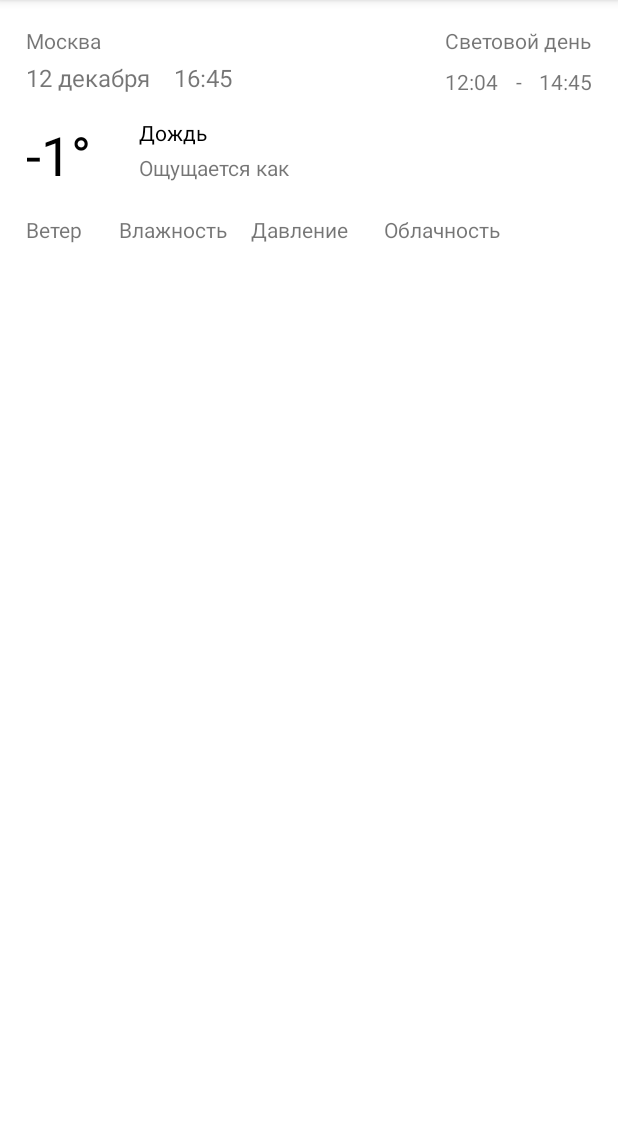
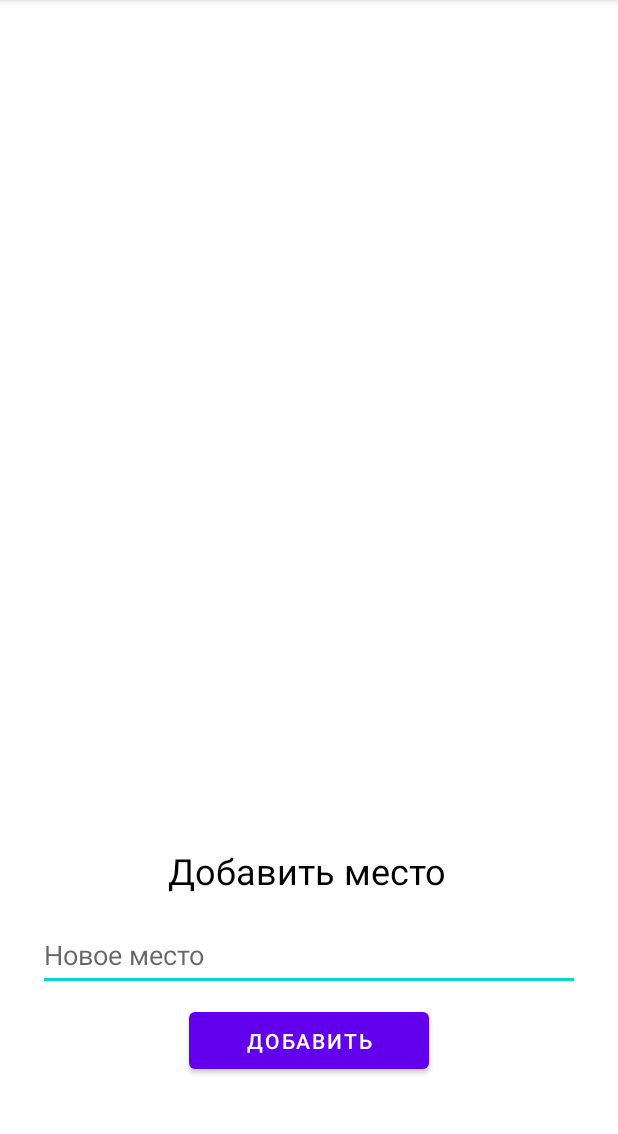
Before and after one commit to BeyondDesolation/SimpleWeatherApp, an Android app: the screen it shows after launch (MainActivity), on a phone screen of 412 x 824 dp, the part 84-1218 px from its top. Run offline under Robolectric (Android 15) with nearby library versions, the phone set to English and light mode, and no system bars.

Commit message:
Добавил выбор местоположения

```diff
--- a/app/src/main/java/com/bd/simpleweatherapp/WeatherApp.kt
+++ b/app/src/main/java/com/bd/simpleweatherapp/WeatherApp.kt
@@ -1,7 +1,9 @@
 package com.bd.simpleweatherapp
 
 import android.app.Application
+import com.bd.simpleweatherapp.data.remote.GeocoderApi
 import com.bd.simpleweatherapp.data.remote.OpenWeatherApi
+import com.bd.simpleweatherapp.data.storages.SharedPrefStorage
 import retrofit2.Retrofit
 import retrofit2.converter.gson.GsonConverterFactory
 
@@ -9,10 +11,14 @@ class WeatherApp : Application() {
 
     private val OPEN_WEATHER_URL = "http://api.openweathermap.org"
     lateinit var weatherApi : OpenWeatherApi
+    lateinit var geocoderApi: GeocoderApi
+
+    lateinit var sharedPrefStorage: SharedPrefStorage
 
     override fun onCreate() {
         super.onCreate()
         createRetrofit()
+        sharedPrefStorage = SharedPrefStorage(getSharedPreferences("AppSettingsSP", MODE_PRIVATE))
     }
 
     private fun createRetrofit() {
@@ -22,5 +28,6 @@ class WeatherApp : Application() {
             .build()
 
         weatherApi = retrofit.create(OpenWeatherApi::class.java)
+        geocoderApi = retrofit.create(GeocoderApi::class.java)
     }
 }
--- a/app/src/main/java/com/bd/simpleweatherapp/data/models/CityInfo.kt
+++ b/app/src/main/java/com/bd/simpleweatherapp/data/models/PlaceDaylightHours.kt
@@ -1,6 +1,6 @@
 package com.bd.simpleweatherapp.data.models
 
-data class CityInfo (
+data class PlaceDaylightHours (
     val name: String,
     val sunrise: String,
     val sunset: String,
--- /dev/null
+++ b/app/src/main/java/com/bd/simpleweatherapp/data/models/PlaceLocation.kt
@@ -0,0 +1,9 @@
+package com.bd.simpleweatherapp.data.models
+
+class PlaceLocation(
+    val name: String,
+    val lat: Float,
+    val lon: Float,
+    val country: String,
+    val state: String,
+)
--- a/app/src/main/java/com/bd/simpleweatherapp/data/models/WeatherForecastInfo.kt
+++ b/app/src/main/java/com/bd/simpleweatherapp/data/models/WeatherForecast.kt
@@ -1,6 +1,6 @@
 package com.bd.simpleweatherapp.data.models
 
-data class WeatherForecastInfo (
+data class WeatherForecast (
     val date: String,
     val time: String,
     val temperature: String,
--- a/app/src/main/java/com/bd/simpleweatherapp/data/models/WeatherApiResponse.kt
+++ b/app/src/main/java/com/bd/simpleweatherapp/data/models/apiresponses/WeatherApiResponse.kt
@@ -1,8 +1,8 @@
-package com.bd.simpleweatherapp.data.models
+package com.bd.simpleweatherapp.data.models.apiresponses
 
 import com.google.gson.annotations.SerializedName
 
-data class WeatherForecast (
+data class WeatherForecastApi (
     @SerializedName("dt")
     val timeInUnix: Long,
 
@@ -85,7 +85,7 @@ data class OpenWeatherApiResponse (
     val count: Int,
 
     @SerializedName("list")
-    val forecasts: List<WeatherForecast>,
+    val forecasts: List<WeatherForecastApi>,
 
     @SerializedName("city")
     val city: City,
--- /dev/null
+++ b/app/src/main/java/com/bd/simpleweatherapp/data/remote/GeocoderApi.kt
@@ -0,0 +1,14 @@
+package com.bd.simpleweatherapp.data.remote
+
+import com.bd.simpleweatherapp.data.models.apiresponses.GeocoderApiResponse
+import retrofit2.http.GET
+import retrofit2.http.Query
+
+interface GeocoderApi {
+
+    @GET("/geo/1.0/direct?limit=10&appid=3ac0655819e3d1e3ada8917d1510e0a0")
+    suspend fun getPlace(@Query("q") placeName: String): List<GeocoderApiResponse>
+
+    @GET("/geo/1.0/direct?q=Ульяновск&limit=10&appid=3ac0655819e3d1e3ada8917d1510e0a0")
+    suspend fun getPlaceTest(): List<GeocoderApiResponse>
+}
--- a/app/src/main/java/com/bd/simpleweatherapp/data/remote/OpenWeatherApi.kt
+++ b/app/src/main/java/com/bd/simpleweatherapp/data/remote/OpenWeatherApi.kt
@@ -1,10 +1,14 @@
 package com.bd.simpleweatherapp.data.remote
 
-import com.bd.simpleweatherapp.data.models.OpenWeatherApiResponse
+import com.bd.simpleweatherapp.data.models.apiresponses.OpenWeatherApiResponse
 import retrofit2.http.GET
+import retrofit2.http.Query
 
 interface OpenWeatherApi {
 
-    @GET("/data/2.5/forecast?lat=44.34&lon=10.99&lang=ru&appid=3ac0655819e3d1e3ada8917d1510e0a0")
-    suspend fun getHourlyForecast(): OpenWeatherApiResponse
+    @GET("/data/2.5/forecast?appid=3ac0655819e3d1e3ada8917d1510e0a0")
+    suspend fun getHourlyForecast(
+        @Query("lat") lat: Float,
+        @Query("lon") lon: Float,
+        @Query("lang") lang: String = "ru"): OpenWeatherApiResponse
 }
--- /dev/null
+++ b/app/src/main/java/com/bd/simpleweatherapp/data/storages/SharedPrefStorage.kt
@@ -0,0 +1,37 @@
+package com.bd.simpleweatherapp.data.storages
+
+import android.annotation.SuppressLint
+import android.content.SharedPreferences
+import com.bd.simpleweatherapp.data.models.PlaceLocation
+
+class SharedPrefStorage(private val sharedPreferences: SharedPreferences) {
+
+    private val PLACE_LAT = "PLACE_LAT"
+    private val PLACE_LON = "PLACE_LON"
+    private val PLACE_NAME = "PLACE_NAME"
+    private val PLACE_COUNTRY = "PLACE_COUNTRY"
+    private val PLACE_STATE = "PLACE_STATE"
+
+    @SuppressLint("CommitPrefEdits")
+    fun setPlaceLocation(place: PlaceLocation) {
+        val editor = sharedPreferences.edit()
+        editor.apply{
+            putString(PLACE_NAME, place.name)
+            putFloat(PLACE_LAT, place.lat)
+            putFloat(PLACE_LON, place.lon)
+            putString(PLACE_COUNTRY, place.country)
+            putString(PLACE_STATE, place.state)
+        }
+        editor.apply()
+    }
+
+    fun getPlaceLocation(): PlaceLocation {
+        return PlaceLocation(
+            name = sharedPreferences.getString(PLACE_NAME, "") ?: "",
+            lat = sharedPreferences.getFloat(PLACE_LAT, 0f),
+            lon = sharedPreferences.getFloat(PLACE_LON, 0f),
+            country = sharedPreferences.getString(PLACE_COUNTRY, "") ?: "",
+            state = sharedPreferences.getString(PLACE_STATE, "") ?: ""
+        )
+    }
+}
--- a/app/src/main/java/com/bd/simpleweatherapp/presentation/adapters/WeatherAdapter.kt
+++ b/app/src/main/java/com/bd/simpleweatherapp/presentation/adapters/WeatherAdapter.kt
@@ -4,15 +4,15 @@ import android.annotation.SuppressLint
 import android.view.LayoutInflater
 import android.view.ViewGroup
 import androidx.recyclerview.widget.RecyclerView
-import com.bd.simpleweatherapp.data.models.WeatherForecastInfo
+import com.bd.simpleweatherapp.data.models.WeatherForecast
 import com.bd.simpleweatherapp.databinding.CellWeatherForecastBinding
 
 class WeatherAdapter : RecyclerView.Adapter<WeatherAdapter.ViewHolder>() {
 
-    private var forecasts: List<WeatherForecastInfo> = ArrayList()
+    private var forecasts: List<WeatherForecast> = ArrayList()
 
     @SuppressLint("NotifyDataSetChanged")
-    fun setData(data: List<WeatherForecastInfo>){
+    fun setData(data: List<WeatherForecast>){
         forecasts = data
         notifyDataSetChanged()
     }
@@ -31,7 +31,7 @@ class WeatherAdapter : RecyclerView.Adapter<WeatherAdapter.ViewHolder>() {
     }
 
     class ViewHolder(private val binding: CellWeatherForecastBinding) : RecyclerView.ViewHolder(binding.root) {
-        fun bind(item: WeatherForecastInfo) {
+        fun bind(item: WeatherForecast) {
             binding.apply {
                 textDate.text = item.date
                 textTime.text = item.time
--- /dev/null
+++ b/app/src/main/java/com/bd/simpleweatherapp/presentation/cityselection/CitySelectionFragment.kt
@@ -0,0 +1,69 @@
+package com.bd.simpleweatherapp.presentation.cityselection
+
+import android.os.Bundle
+import android.view.LayoutInflater
+import android.view.View
+import android.view.ViewGroup
+import android.widget.Toast
+import androidx.fragment.app.Fragment
+import androidx.lifecycle.ViewModelProvider
+import androidx.lifecycle.lifecycleScope
+import androidx.navigation.fragment.findNavController
+import com.bd.simpleweatherapp.R
+import com.bd.simpleweatherapp.WeatherApp
+import com.bd.simpleweatherapp.databinding.FragmentCitySelectionBinding
+import kotlinx.coroutines.launch
+
+class CitySelectionFragment : Fragment() {
+
+    private lateinit var viewModel: CitySelectionViewModel
+
+    private var _binding: FragmentCitySelectionBinding? = null
+    private val binding get() = _binding!!
+
+    override fun onCreateView(
+        inflater: LayoutInflater, container: ViewGroup?,
+        savedInstanceState: Bundle?
+    ): View? {
+        viewModel = ViewModelProvider(this)[CitySelectionViewModel::class.java]
+
+        _binding = FragmentCitySelectionBinding.inflate(inflater,container, false)
+
+        binding.buttonAddCity.setOnClickListener {
+            lifecycleScope.launch{
+                if(binding.textNewCity.text.isEmpty()) {
+                    doActionByAddResult(3)
+                    return@launch
+                }
+                val res =  viewModel.tryAddNewPlace(
+                    binding.textNewCity.text.toString(),
+                    (activity?.application as WeatherApp).geocoderApi,
+                    (activity?.application as WeatherApp).sharedPrefStorage)
+
+                doActionByAddResult(res)
+            }
+        }
+        return binding.root
+    }
+
+    private fun doActionByAddResult(result: Int) {
+        when (result){
+            0 -> {
+                Toast.makeText(requireContext(),
+                    "Место успешно добавлено", Toast.LENGTH_SHORT).show()
+                findNavController().navigate(R.id.action_citySelectionFragment_to_weatherDisplayFragment)
+            }
+            1 -> Toast.makeText(requireContext(),
+                "Место не найдено", Toast.LENGTH_SHORT).show()
+            2 -> Toast.makeText(requireContext(),
+                "Возникла ошибка при попытке поиска", Toast.LENGTH_SHORT).show()
+            3 ->  Toast.makeText(requireContext(),
+                "Укажите название места", Toast.LENGTH_SHORT).show()
+        }
+    }
+
+    override fun onDestroyView() {
+        super.onDestroyView()
+        _binding = null
+    }
+}
--- a/app/src/main/java/com/bd/simpleweatherapp/presentation/weatherdisplay/WeatherDisplayFragment.kt
+++ b/app/src/main/java/com/bd/simpleweatherapp/presentation/weatherdisplay/WeatherDisplayFragment.kt
@@ -2,17 +2,19 @@ package com.bd.simpleweatherapp.presentation.weatherdisplay
 
 import androidx.lifecycle.ViewModelProvider
 import android.os.Bundle
+import android.view.*
+import androidx.core.view.MenuHost
 import androidx.fragment.app.Fragment
-import android.view.LayoutInflater
-import android.view.View
-import android.view.ViewGroup
+import androidx.core.view.MenuProvider
 import androidx.lifecycle.Observer
+import androidx.navigation.fragment.findNavController
 import androidx.recyclerview.widget.LinearLayoutManager
+import com.bd.simpleweatherapp.R
 import com.bd.simpleweatherapp.WeatherApp
 import com.bd.simpleweatherapp.databinding.FragmentWeatherDisplayBinding
 import com.bd.simpleweatherapp.presentation.adapters.WeatherAdapter
 
-class WeatherDisplayFragment : Fragment() {
+class WeatherDisplayFragment : Fragment(), MenuProvider {
 
     private lateinit var viewModel: WeatherDisplayViewModel
     private val weatherAdapter = WeatherAdapter()
@@ -20,12 +22,25 @@ class WeatherDisplayFragment : Fragment() {
     private var _binding: FragmentWeatherDisplayBinding? = null
     private val binding get() = _binding!!
 
+    private lateinit var menuHost: MenuHost
+
     override fun onCreateView(
         inflater: LayoutInflater, container: ViewGroup?,
         savedInstanceState: Bundle?
     ): View? {
+
+        menuHost = requireActivity()
+        menuHost.addMenuProvider(this)
+
+        val app = (activity?.application as WeatherApp)
+        val sharedPrefStorage = app.sharedPrefStorage
+        val place = sharedPrefStorage.getPlaceLocation()
+        if(place.name.isEmpty()) {
+            findNavController().navigate(R.id.action_weatherDisplayFragment_to_citySelectionFragment)
+        }
+
         viewModel = ViewModelProvider(this)[WeatherDisplayViewModel::class.java]
-        viewModel.testRequest((activity?.application as WeatherApp).weatherApi)
+        viewModel.testRequest(place.lat, place.lon, app.weatherApi)
 
         _binding = FragmentWeatherDisplayBinding.inflate(inflater, container, false)
 
@@ -71,5 +86,20 @@ class WeatherDisplayFragment : Fragment() {
     override fun onDestroyView() {
         super.onDestroyView()
         _binding = null
+        menuHost.removeMenuProvider(this)
+    }
+
+    override fun onCreateMenu(menu: Menu, menuInflater: MenuInflater) {
+        menuInflater.inflate(R.menu.options_menu, menu)
+        activity?.invalidateOptionsMenu()
+    }
+
+    override fun onMenuItemSelected(menuItem: MenuItem): Boolean {
+        when (menuItem.itemId) {
+            R.id.menu_city_selection ->{
+                findNavController().navigate(R.id.action_weatherDisplayFragment_to_citySelectionFragment)
+            }
+        }
+        return true
     }
 }
--- a/app/src/main/java/com/bd/simpleweatherapp/presentation/weatherdisplay/WeatherDisplayViewModel.kt
+++ b/app/src/main/java/com/bd/simpleweatherapp/presentation/weatherdisplay/WeatherDisplayViewModel.kt
@@ -6,47 +6,44 @@ import androidx.lifecycle.MutableLiveData
 import androidx.lifecycle.ViewModel
 import androidx.lifecycle.viewModelScope
 import com.bd.simpleweatherapp.data.mappers.WeatherApiMapper
-import com.bd.simpleweatherapp.data.models.CityInfo
-import com.bd.simpleweatherapp.data.models.OpenWeatherApiResponse
+import com.bd.simpleweatherapp.data.models.PlaceDaylightHours
 import com.bd.simpleweatherapp.data.models.WeatherForecast
-import com.bd.simpleweatherapp.data.models.WeatherForecastInfo
 import com.bd.simpleweatherapp.data.remote.OpenWeatherApi
 import kotlinx.coroutines.launch
 
 class WeatherDisplayViewModel : ViewModel() {
 
     private val TAG = "MY_TAG"
-    private var response: OpenWeatherApiResponse? = null
 
-    private val _weatherForecastsList: MutableLiveData<List<WeatherForecastInfo>> by lazy {
+    private val _weatherForecastsList: MutableLiveData<List<WeatherForecast>> by lazy {
         MutableLiveData()
     }
-    val weatherForecastsList: LiveData<List<WeatherForecastInfo>> get() = _weatherForecastsList
+    val weatherForecastsList: LiveData<List<WeatherForecast>> get() = _weatherForecastsList
 
-    private val _currentForecast: MutableLiveData<WeatherForecastInfo> by lazy {
+    private val _currentForecast: MutableLiveData<WeatherForecast> by lazy {
         MutableLiveData()
     }
-    val currentForecast: LiveData<WeatherForecastInfo> get() = _currentForecast
+    val currentForecast: LiveData<WeatherForecast> get() = _currentForecast
 
-    private val _cityInfo: MutableLiveData<CityInfo> by lazy {
+    private val _placeDaylightHoursInfo: MutableLiveData<PlaceDaylightHours> by lazy {
         MutableLiveData()
     }
-    val cityInfo: LiveData<CityInfo> get() = _cityInfo
+    val cityInfo: LiveData<PlaceDaylightHours> get() = _placeDaylightHoursInfo
 
     private val weatherApiMapper: WeatherApiMapper by lazy {
         WeatherApiMapper()
     }
 
-    fun testRequest(weatherApi: OpenWeatherApi) {
+    fun testRequest(lat: Float, lon: Float, weatherApi: OpenWeatherApi) {
         viewModelScope.launch {
             try {
-                response = weatherApi.getHourlyForecast()
-                if (response?.code == "200"){
-                    _weatherForecastsList.value = weatherApiMapper.toWeatherForecastInfo(response!!, getMonthsNames())
+                val response = weatherApi.getHourlyForecast(lat, lon)
+                if (response.code == "200"){
+                    _weatherForecastsList.value = weatherApiMapper.toWeatherForecastInfo(response, getMonthsNames())
                     _currentForecast.value = _weatherForecastsList.value?.get(0)
-                    _cityInfo.value = weatherApiMapper.toCityInfo(response!!)
+                    _placeDaylightHoursInfo.value = weatherApiMapper.toPlaceDayLightHours(response)
                 } else {
-                    Log.e(TAG, "Request exception: response code is ${response?.code}")
+                    Log.e(TAG, "Request exception: response code is ${response.code}")
                 }
             } catch (e: Exception) {
                 Log.e(TAG, "Request exception: ${e.message}")
--- /dev/null
+++ b/app/src/main/res/layout/fragment_city_selection.xml
@@ -0,0 +1,88 @@
+<?xml version="1.0" encoding="utf-8"?>
+<androidx.constraintlayout.widget.ConstraintLayout xmlns:android="http://schemas.android.com/apk/res/android"
+    xmlns:app="http://schemas.android.com/apk/res-auto"
+    xmlns:tools="http://schemas.android.com/tools"
+    android:layout_width="match_parent"
+    android:layout_height="match_parent"
+    tools:context=".presentation.cityselection.CitySelectionFragment">
+
+    <Spinner
+        android:id="@+id/spinnerCities"
+        android:visibility="gone"
+        android:layout_width="match_parent"
+        android:layout_height="wrap_content"
+        android:layout_marginStart="8dp"
+        android:layout_marginTop="16dp"
+        android:layout_marginEnd="8dp"
+        android:contentDescription="@string/city"
+        android:minHeight="48dp"
+        app:layout_constraintEnd_toEndOf="parent"
+        app:layout_constraintStart_toStartOf="parent"
+        app:layout_constraintTop_toBottomOf="@+id/textView" />
+
+    <Button
+        android:id="@+id/buttonAddCity"
+        android:layout_width="wrap_content"
+        android:layout_height="wrap_content"
+        android:layout_marginBottom="48dp"
+        android:width="160dp"
+        android:height="50dp"
+        android:text="@string/add"
+        app:layout_constraintBottom_toBottomOf="parent"
+        app:layout_constraintEnd_toEndOf="parent"
+        app:layout_constraintStart_toStartOf="parent" />
+
+    <TextView
+        android:id="@+id/textView"
+        android:visibility="gone"
+        android:layout_width="wrap_content"
+        android:layout_height="wrap_content"
+        android:layout_marginTop="48dp"
+        android:text="@string/city_selection"
+        android:textColor="@color/black"
+        android:textSize="32sp"
+        app:layout_constraintEnd_toEndOf="parent"
+        app:layout_constraintStart_toStartOf="parent"
+        app:layout_constraintTop_toTopOf="parent" />
+
+    <EditText
+        android:id="@+id/textNewCity"
+        android:layout_width="0dp"
+        android:layout_height="wrap_content"
+        android:layout_marginStart="24dp"
+        android:layout_marginEnd="24dp"
+        android:layout_marginBottom="8dp"
+        android:autofillHints=""
+        android:ems="10"
+        android:inputType="text"
+        android:minHeight="48dp"
+        android:hint="@string/new_place"
+        app:layout_constraintBottom_toTopOf="@+id/buttonAddCity"
+        app:layout_constraintEnd_toEndOf="parent"
+        app:layout_constraintStart_toStartOf="parent" />
+
+    <TextView
+        android:id="@+id/textView4"
+        android:layout_width="wrap_content"
+        android:layout_height="wrap_content"
+        android:layout_marginBottom="16dp"
+        android:text="@string/add_place"
+        android:textColor="@color/black"
+        android:textSize="24sp"
+        app:layout_constraintBottom_toTopOf="@+id/textNewCity"
+        app:layout_constraintEnd_toEndOf="parent"
+        app:layout_constraintHorizontal_bias="0.497"
+        app:layout_constraintStart_toStartOf="parent" />
+
+    <Button
+        android:visibility="gone"
+        android:id="@+id/buttonConfirm"
+        android:layout_width="wrap_content"
+        android:layout_height="wrap_content"
+        android:layout_marginTop="32dp"
+        android:height="50dp"
+        android:text="@string/confirm"
+        app:layout_constraintEnd_toEndOf="parent"
+        app:layout_constraintStart_toStartOf="parent"
+        app:layout_constraintTop_toBottomOf="@+id/spinnerCities" />
+</androidx.constraintlayout.widget.ConstraintLayout>
--- /dev/null
+++ b/app/src/main/res/menu/options_menu.xml
@@ -0,0 +1,9 @@
+<?xml version="1.0" encoding="utf-8"?>
+<menu xmlns:android="http://schemas.android.com/apk/res/android"
+    xmlns:app="http://schemas.android.com/apk/res-auto">
+
+    <item android:id="@+id/menu_city_selection"
+        android:title="@string/city_selection"
+        app:showAsAction="ifRoom"/>
+
+</menu>
--- a/app/src/main/res/navigation/nav.xml
+++ b/app/src/main/res/navigation/nav.xml
@@ -9,5 +9,18 @@
         android:id="@+id/weatherDisplayFragment"
         android:name="com.bd.simpleweatherapp.presentation.weatherdisplay.WeatherDisplayFragment"
         android:label="fragment_weather_display"
-        tools:layout="@layout/fragment_weather_display" />
+        tools:layout="@layout/fragment_weather_display" >
+        <action
+            android:id="@+id/action_weatherDisplayFragment_to_citySelectionFragment"
+            app:destination="@id/citySelectionFragment" />
+    </fragment>
+    <fragment
+        android:id="@+id/citySelectionFragment"
+        android:name="com.bd.simpleweatherapp.presentation.cityselection.CitySelectionFragment"
+        android:label="fragment_city_selection"
+        tools:layout="@layout/fragment_city_selection" >
+        <action
+            android:id="@+id/action_citySelectionFragment_to_weatherDisplayFragment"
+            app:destination="@id/weatherDisplayFragment" />
+    </fragment>
 </navigation>
--- a/app/src/main/res/values/strings.xml
+++ b/app/src/main/res/values/strings.xml
@@ -6,4 +6,11 @@
     <string name="humidity">Влажность</string>
     <string name="pressure">Давление</string>
     <string name="daylightHours">Световой день</string>
+    <string name="city_selection">Выбор города</string>
+    <string name="new_place">Новое место</string>
+    <string name="add">Добавить</string>
+    <string name="add_place">Добавить место</string>
+    <string name="use_is3166_hint">(Укажите название города по стандарту ISO 3166)</string>
+    <string name="city">Город</string>
+    <string name="confirm">Подтвердить</string>
 </resources>
```
Also changed, not shown: app/src/main/java/com/bd/simpleweatherapp/data/mappers/GeocoderApiMapper.kt (added, +31 -0 lines), app/src/main/java/com/bd/simpleweatherapp/data/mappers/WeatherApiMapper.kt (renamed from app/src/main/java/com/bd/simpleweatherapp/data/mappers/WeatherApiMaper.kt, +9 -9 lines), app/src/main/java/com/bd/simpleweatherapp/data/models/apiresponses/GeocoderApiResponse.kt (added, +27 -0 lines), app/src/main/java/com/bd/simpleweatherapp/presentation/cityselection/CitySelectionViewModel.kt (added, +31 -0 lines).
